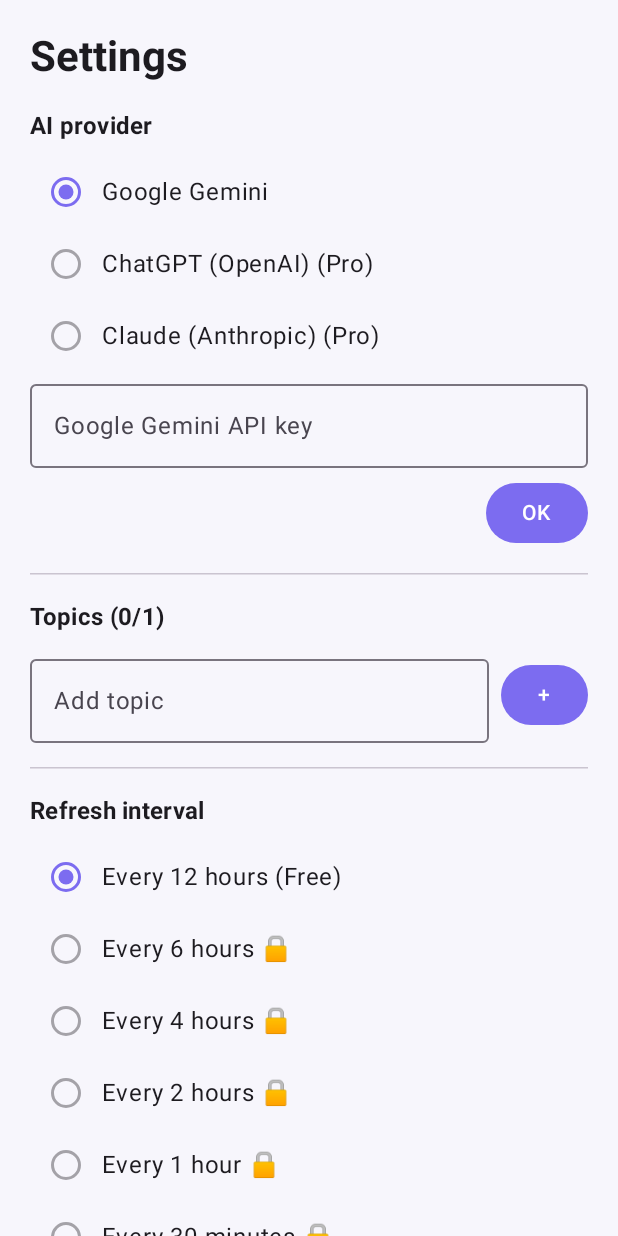
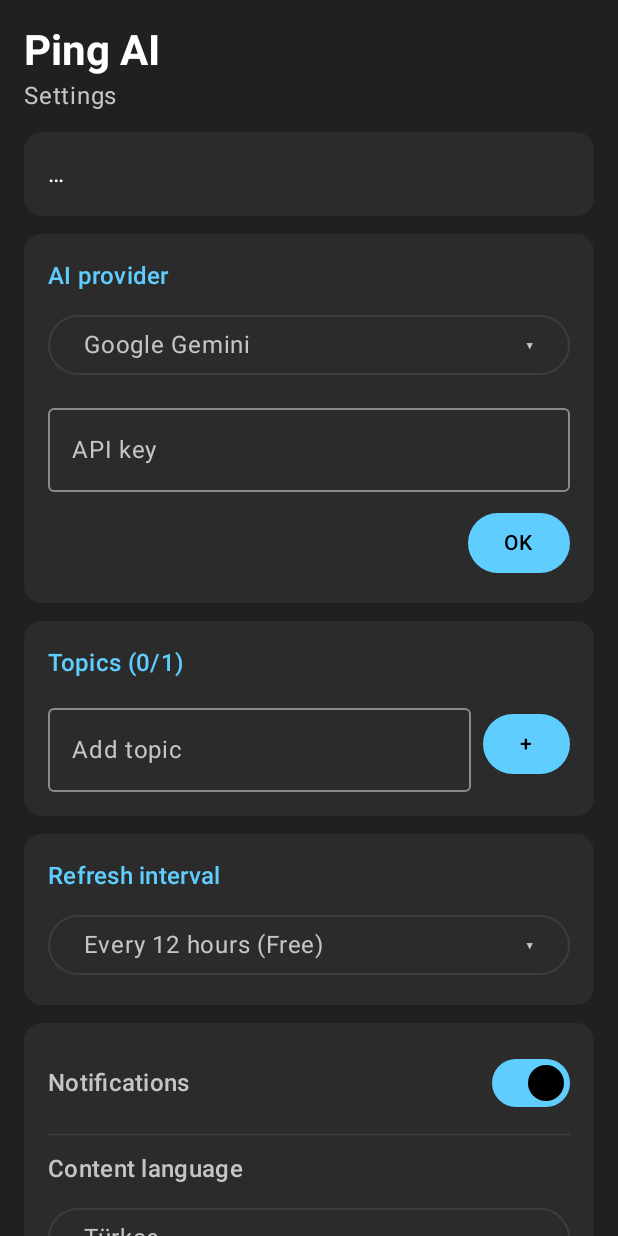
Before and after one commit to CptPureBlood/Communityworks, an Android app built with Jetpack Compose: the composable SettingsScreen shown on its own in the app's theme, on a phone screen of 412 x 824 dp. Run offline under Robolectric (Android 15) with nearby library versions, the phone set to English and light mode, and no system bars; libraries missing offline, so code that uses them is left out: androidx.glance, androidx.glance.appwidget; 2 statements that could not run were skipped.

Commit message:
Windows dark theme, responsive widget with settings button, Gemini 429/503 handling
Co-Authored-By: Claude Sonnet 5.5 <noreply@anthropic.com>
Claude-Session: https://claude.ai/code/session_01813P9GMjTTTM5dNVrDKaYf

```diff
--- a/app/src/main/java/com/pingai/app/ui/settings/SettingsScreen.kt
+++ b/app/src/main/java/com/pingai/app/ui/settings/SettingsScreen.kt
@@ -2,6 +2,7 @@ package com.pingai.app.ui.settings
 
 import androidx.compose.foundation.layout.*
 import androidx.compose.foundation.rememberScrollState
+import androidx.compose.foundation.shape.RoundedCornerShape
 import androidx.compose.foundation.verticalScroll
 import androidx.compose.material.icons.Icons
 import androidx.compose.material.icons.filled.Delete
@@ -24,7 +25,6 @@ private const val MAX_TOPICS_PRO = 3
 // Basit yerel Pro açma kodu (gerçek ödeme sistemi değil). İstersen değiştir.
 private const val PRO_UNLOCK_CODE = "PINGAI-PRO"
 
-@OptIn(ExperimentalMaterial3Api::class)
 @Composable
 fun SettingsScreen() {
     val context = LocalContext.current
@@ -47,62 +47,85 @@ fun SettingsScreen() {
     LaunchedEffect(provider) { apiKeyInput = keyStore.getKey(provider) ?: "" }
 
     val maxTopics = if (isPro) MAX_TOPICS_PRO else MAX_TOPICS_FREE
+    val activeTopic = topics.firstOrNull { it.id == activeTopicId } ?: topics.firstOrNull()
+
+    val intervalOptions = listOf(
+        RefreshInterval.H12 to R.string.interval_12h,
+        RefreshInterval.H6 to R.string.interval_6h,
+        RefreshInterval.H4 to R.string.interval_4h,
+        RefreshInterval.H2 to R.string.interval_2h,
+        RefreshInterval.H1 to R.string.interval_1h,
+        RefreshInterval.M30 to R.string.interval_30m,
+        RefreshInterval.M15 to R.string.interval_15m,
+        RefreshInterval.M10 to R.string.interval_10m
+    )
 
     Column(
         modifier = Modifier
             .fillMaxSize()
             .verticalScroll(rememberScrollState())
-            .padding(20.dp)
+            .statusBarsPadding()
+            .padding(16.dp),
+        verticalArrangement = Arrangement.spacedBy(12.dp)
     ) {
-        Text(s(R.string.settings_title), style = MaterialTheme.typography.headlineMedium, fontWeight = FontWeight.Bold)
-        Spacer(Modifier.height(16.dp))
+        Column {
+            Text("Ping AI", style = MaterialTheme.typography.headlineMedium, fontWeight = FontWeight.Bold)
+            Text(
+                s(R.string.settings_title),
+                style = MaterialTheme.typography.bodyLarge,
+                color = MaterialTheme.colorScheme.onSurfaceVariant
+            )
+        }
 
-        Section(s(R.string.settings_provider))
-        AiProvider.entries.forEach { p ->
-            Row(verticalAlignment = Alignment.CenterVertically) {
-                RadioButton(
-                    selected = provider == p,
-                    enabled = isPro || p == AiProvider.GEMINI,
-                    onClick = { scope.launch { prefs.setProvider(p) } }
+        // Durum: son bilgi veya hata
+        SectionCard(title = activeTopic?.name) {
+            val info = activeTopic?.shortInfo.orEmpty().ifBlank { "…" }
+            Text(
+                info,
+                style = MaterialTheme.typography.bodyLarge,
+                color = if (info.startsWith("⚠")) MaterialTheme.colorScheme.error
+                else MaterialTheme.colorScheme.onSurface
             )
-                Text(p.displayLabel + if (!isPro && p != AiProvider.GEMINI) " (Pro)" else "")
+            if (activeTopic != null) {
+                Button(
+                    onClick = { WorkScheduler.runNow(context) },
+                    modifier = Modifier.fillMaxWidth()
+                ) { Text(s(R.string.settings_manual_refresh)) }
             }
         }
+
+        // Sağlayıcı ve API anahtarı
+        SectionCard(title = s(R.string.settings_provider)) {
+            Picker(
+                valueText = provider.displayLabel,
+                options = AiProvider.entries.map { p ->
+                    Triple(p, p.displayLabel + if (!isPro && p != AiProvider.GEMINI) " 🔒" else "",
+                        isPro || p == AiProvider.GEMINI)
+                },
+                onPick = { p -> scope.launch { prefs.setProvider(p) } }
+            )
             OutlinedTextField(
                 value = apiKeyInput,
                 onValueChange = { apiKeyInput = it },
-            label = { Text("${provider.displayLabel} API key") },
+                label = { Text("API key") },
                 singleLine = true,
                 modifier = Modifier.fillMaxWidth()
             )
             Button(
                 onClick = { keyStore.setKey(provider, apiKeyInput) },
-            modifier = Modifier.align(Alignment.End).padding(top = 6.dp)
+                modifier = Modifier.align(Alignment.End)
             ) { Text("OK") }
+        }
 
-        HorizontalDivider(Modifier.padding(vertical = 16.dp))
-
-        Section("${s(R.string.settings_topics)} (${topics.size}/$maxTopics)")
-        // Durum satırı: son bilgi veya hata mesajı burada görünür.
-        val activeTopic = topics.firstOrNull { it.id == activeTopicId } ?: topics.firstOrNull()
-        if (activeTopic != null) {
-            Text(
-                activeTopic.shortInfo.ifBlank { "…" },
-                style = MaterialTheme.typography.bodySmall,
-                color = MaterialTheme.colorScheme.primary
-            )
-            OutlinedButton(
-                onClick = { WorkScheduler.runNow(context) },
-                modifier = Modifier.fillMaxWidth().padding(vertical = 6.dp)
-            ) { Text(s(R.string.settings_manual_refresh)) }
-        }
+        // Konular
+        SectionCard(title = "${s(R.string.settings_topics)} (${topics.size}/$maxTopics)") {
             topics.forEach { topic ->
                 Row(verticalAlignment = Alignment.CenterVertically, modifier = Modifier.fillMaxWidth()) {
                     RadioButton(
                         selected = topic.id == activeTopicId,
                         onClick = { scope.launch { prefs.setActiveTopicId(topic.id) } }
                     )
-                Text(topic.name, modifier = Modifier.weight(1f))
+                    Text(topic.name, style = MaterialTheme.typography.bodyLarge, modifier = Modifier.weight(1f))
                     IconButton(
                         enabled = topics.size > 1,
                         onClick = {
@@ -138,72 +161,63 @@ fun SettingsScreen() {
                     }) { Text("+") }
                 }
             }
+        }
 
-        HorizontalDivider(Modifier.padding(vertical = 16.dp))
-
-        Section(s(R.string.settings_refresh_interval))
-        listOf(
-            RefreshInterval.H12 to R.string.interval_12h,
-            RefreshInterval.H6 to R.string.interval_6h,
-            RefreshInterval.H4 to R.string.interval_4h,
-            RefreshInterval.H2 to R.string.interval_2h,
-            RefreshInterval.H1 to R.string.interval_1h,
-            RefreshInterval.M30 to R.string.interval_30m,
-            RefreshInterval.M15 to R.string.interval_15m,
-            RefreshInterval.M10 to R.string.interval_10m
-        ).forEach { (interval, label) ->
-            Row(verticalAlignment = Alignment.CenterVertically) {
-                RadioButton(
-                    selected = intervalMin == interval.minutes,
-                    enabled = isPro || !interval.isPro,
-                    onClick = {
+        // Yenilenme sıklığı
+        SectionCard(title = s(R.string.settings_refresh_interval)) {
+            val current = intervalOptions.firstOrNull { it.first.minutes == intervalMin } ?: intervalOptions.first()
+            Picker(
+                valueText = s(current.second),
+                options = intervalOptions.map { (interval, label) ->
+                    Triple(interval, s(label) + if (!isPro && interval.isPro) " 🔒" else "", isPro || !interval.isPro)
+                },
+                onPick = { interval ->
                     scope.launch {
                         prefs.setRefreshIntervalMinutes(interval.minutes)
                         WorkScheduler.scheduleNext(context, interval.minutes)
                     }
                 }
             )
-                Text(s(label) + if (!isPro && interval.isPro) " 🔒" else "")
-            }
-        }
-        if (isPro) {
-            Spacer(Modifier.height(8.dp))
-            Button(onClick = { WorkScheduler.runNow(context) }, modifier = Modifier.fillMaxWidth()) {
-                Text(s(R.string.settings_manual_refresh))
-            }
         }
 
-        HorizontalDivider(Modifier.padding(vertical = 16.dp))
-
+        // Bildirim ve içerik dili
+        SectionCard(title = null) {
             Row(verticalAlignment = Alignment.CenterVertically, modifier = Modifier.fillMaxWidth()) {
-            Text(s(R.string.settings_notifications), modifier = Modifier.weight(1f))
+                Text(
+                    s(R.string.settings_notifications),
+                    style = MaterialTheme.typography.titleMedium,
+                    modifier = Modifier.weight(1f)
+                )
                 Switch(
                     checked = notificationsEnabled,
                     onCheckedChange = { scope.launch { prefs.setNotificationsEnabled(it) } }
                 )
             }
-
-        HorizontalDivider(Modifier.padding(vertical = 16.dp))
-
-        Section(s(R.string.settings_content_language))
-        CONTENT_LANGUAGES.forEach { (code, label) ->
-            Row(verticalAlignment = Alignment.CenterVertically) {
-                RadioButton(
-                    selected = contentLanguage == code,
-                    onClick = { scope.launch { prefs.setContentLanguage(code) } }
+            HorizontalDivider(color = MaterialTheme.colorScheme.outlineVariant)
+            Text(
+                s(R.string.settings_content_language),
+                style = MaterialTheme.typography.titleMedium
             )
-                Text(label)
-            }
+            val langLabel = CONTENT_LANGUAGES.firstOrNull { it.first == contentLanguage }?.second
+                ?: CONTENT_LANGUAGES.first().second
+            Picker(
+                valueText = langLabel,
+                options = CONTENT_LANGUAGES.map { Triple(it.first, it.second, true) },
+                onPick = { code -> scope.launch { prefs.setContentLanguage(code) } }
+            )
         }
 
-        HorizontalDivider(Modifier.padding(vertical = 16.dp))
-
+        // Pro
+        SectionCard(title = if (isPro) null else s(R.string.settings_pro)) {
             if (isPro) {
-            Text("✓ " + s(R.string.settings_pro_active), color = MaterialTheme.colorScheme.primary, fontWeight = FontWeight.Bold)
+                Text(
+                    "✓ " + s(R.string.settings_pro_active),
+                    style = MaterialTheme.typography.titleMedium,
+                    color = MaterialTheme.colorScheme.primary,
+                    fontWeight = FontWeight.Bold
+                )
             } else {
-            Section(s(R.string.settings_pro))
-            Text(s(R.string.pro_upgrade_body))
-            Spacer(Modifier.height(8.dp))
+                Text(s(R.string.pro_upgrade_body), style = MaterialTheme.typography.bodyLarge)
                 Row(verticalAlignment = Alignment.CenterVertically) {
                     OutlinedTextField(
                         value = proCode,
@@ -218,12 +232,63 @@ fun SettingsScreen() {
                     }) { Text("OK") }
                 }
             }
-        Spacer(Modifier.height(40.dp))
+        }
+
+        Spacer(Modifier.height(24.dp))
     }
 }
 
 @Composable
-private fun Section(text: String) {
-    Text(text, style = MaterialTheme.typography.titleMedium, fontWeight = FontWeight.Bold)
-    Spacer(Modifier.height(8.dp))
+private fun SectionCard(title: String?, content: @Composable ColumnScope.() -> Unit) {
+    Card(
+        colors = CardDefaults.cardColors(containerColor = MaterialTheme.colorScheme.surfaceVariant),
+        shape = RoundedCornerShape(12.dp),
+        modifier = Modifier.fillMaxWidth()
+    ) {
+        Column(
+            modifier = Modifier.padding(16.dp),
+            verticalArrangement = Arrangement.spacedBy(10.dp)
+        ) {
+            if (title != null) {
+                Text(
+                    title,
+                    style = MaterialTheme.typography.titleMedium,
+                    fontWeight = FontWeight.SemiBold,
+                    color = MaterialTheme.colorScheme.primary
+                )
             }
+            content()
+        }
+    }
+}
+
+/** Açılır liste: (değer, görünen metin, seçilebilir mi) */
+@Composable
+private fun <T> Picker(
+    valueText: String,
+    options: List<Triple<T, String, Boolean>>,
+    onPick: (T) -> Unit
+) {
+    var open by remember { mutableStateOf(false) }
+    Box(modifier = Modifier.fillMaxWidth()) {
+        OutlinedButton(
+            onClick = { open = true },
+            modifier = Modifier.fillMaxWidth()
+        ) {
+            Text(valueText, modifier = Modifier.weight(1f), style = MaterialTheme.typography.bodyLarge)
+            Text("▾")
+        }
+        DropdownMenu(expanded = open, onDismissRequest = { open = false }) {
+            options.forEach { (key, text, enabled) ->
+                DropdownMenuItem(
+                    text = { Text(text, style = MaterialTheme.typography.bodyLarge) },
+                    enabled = enabled,
+                    onClick = {
+                        open = false
+                        onPick(key)
+                    }
+                )
+            }
+        }
+    }
+}
--- a/app/src/main/res/drawable/ic_launcher_background.xml
+++ b/app/src/main/res/drawable/ic_launcher_background.xml
@@ -1,5 +1,5 @@
 <vector xmlns:android="http://schemas.android.com/apk/res/android"
     android:width="108dp" android:height="108dp"
     android:viewportWidth="108" android:viewportHeight="108">
-    <path android:fillColor="#1E1B2E" android:pathData="M0,0h108v108h-108z"/>
+    <path android:fillColor="#202020" android:pathData="M0,0h108v108h-108z"/>
 </vector>
--- a/app/src/main/res/drawable/ic_launcher_foreground.xml
+++ b/app/src/main/res/drawable/ic_launcher_foreground.xml
@@ -1,6 +1,6 @@
 <vector xmlns:android="http://schemas.android.com/apk/res/android"
     android:width="108dp" android:height="108dp"
     android:viewportWidth="108" android:viewportHeight="108">
-    <path android:fillColor="#7C6CF0"
+    <path android:fillColor="#60CDFF"
         android:pathData="M54,24c-12.15,0 -22,9.85 -22,22c0,16.5 22,38 22,38s22,-21.5 22,-38C76,33.85 66.15,24 54,24zM54,53c-3.87,0 -7,-3.13 -7,-7s3.13,-7 7,-7s7,3.13 7,7S57.87,53 54,53z"/>
 </vector>
--- /dev/null
+++ b/app/src/main/res/drawable/ic_refresh.xml
@@ -0,0 +1,6 @@
+<vector xmlns:android="http://schemas.android.com/apk/res/android"
+    android:width="24dp" android:height="24dp"
+    android:viewportWidth="24" android:viewportHeight="24">
+    <path android:fillColor="#FFFFFFFF"
+        android:pathData="M17.65,6.35C16.2,4.9 14.21,4 12,4c-4.42,0 -7.99,3.58 -7.99,8s3.57,8 7.99,8c3.73,0 6.84,-2.55 7.73,-6h-2.08c-0.82,2.33 -3.04,4 -5.65,4 -3.31,0 -6,-2.69 -6,-6s2.69,-6 6,-6c1.66,0 3.14,0.69 4.22,1.78L13,11h7V4l-2.35,2.35z"/>
+</vector>
--- /dev/null
+++ b/app/src/main/res/drawable/ic_settings.xml
@@ -0,0 +1,6 @@
+<vector xmlns:android="http://schemas.android.com/apk/res/android"
+    android:width="24dp" android:height="24dp"
+    android:viewportWidth="24" android:viewportHeight="24">
+    <path android:fillColor="#FFFFFFFF"
+        android:pathData="M19.14,12.94c0.04,-0.3 0.06,-0.61 0.06,-0.94c0,-0.32 -0.02,-0.64 -0.07,-0.94l2.03,-1.58c0.18,-0.14 0.23,-0.41 0.12,-0.61l-1.92,-3.32c-0.12,-0.22 -0.37,-0.29 -0.59,-0.22l-2.39,0.96c-0.5,-0.38 -1.03,-0.7 -1.62,-0.94L14.4,2.81c-0.04,-0.24 -0.24,-0.41 -0.48,-0.41h-3.84c-0.24,0 -0.43,0.17 -0.47,0.41L9.25,5.35C8.66,5.59 8.12,5.92 7.63,6.29L5.24,5.33c-0.22,-0.08 -0.47,0 -0.59,0.22L2.74,8.87C2.62,9.08 2.66,9.34 2.86,9.48l2.03,1.58C4.84,11.36 4.8,11.69 4.8,12s0.02,0.64 0.07,0.94l-2.03,1.58c-0.18,0.14 -0.23,0.41 -0.12,0.61l1.92,3.32c0.12,0.22 0.37,0.29 0.59,0.22l2.39,-0.96c0.5,0.38 1.03,0.7 1.62,0.94l0.36,2.54c0.05,0.24 0.24,0.41 0.48,0.41h3.84c0.24,0 0.44,-0.17 0.47,-0.41l0.36,-2.54c0.59,-0.24 1.13,-0.56 1.62,-0.94l2.39,0.96c0.22,0.08 0.47,0 0.59,-0.22l1.92,-3.32c0.12,-0.22 0.07,-0.47 -0.12,-0.61L19.14,12.94zM12,15.6c-1.98,0 -3.6,-1.62 -3.6,-3.6s1.62,-3.6 3.6,-3.6s3.6,1.62 3.6,3.6S13.98,15.6 12,15.6z"/>
+</vector>
--- a/app/src/main/res/values/colors.xml
+++ b/app/src/main/res/values/colors.xml
@@ -1,5 +1,5 @@
 <resources>
-    <color name="widget_background">#1E1B2E</color>
+    <color name="widget_background">#202020</color>
     <color name="widget_text_primary">#FFFFFF</color>
-    <color name="widget_text_secondary">#B8B3D6</color>
+    <color name="widget_text_secondary">#C5C5C5</color>
 </resources>
--- a/app/src/main/res/values/strings.xml
+++ b/app/src/main/res/values/strings.xml
@@ -39,6 +39,7 @@
     <string name="widget_loading">Fetching your tip…</string>
     <string name="widget_error">Couldn\'t fetch a tip. Check your API key.</string>
     <string name="widget_no_topic">Tap to set a topic</string>
+    <string name="widget_refresh">Refresh</string>
     <string name="notification_channel_name">Ping AI Tips</string>
     <string name="notification_title">New tip: %1$s</string>
     <string name="detail_loading">Getting the detailed explanation…</string>
--- a/app/src/main/res/values/themes.xml
+++ b/app/src/main/res/values/themes.xml
@@ -1,3 +1,7 @@
 <resources>
-    <style name="Theme.PingAI" parent="android:Theme.Material.Light.NoActionBar" />
+    <style name="Theme.PingAI" parent="android:Theme.Material.NoActionBar">
+        <item name="android:windowBackground">#202020</item>
+        <item name="android:statusBarColor">#202020</item>
+        <item name="android:navigationBarColor">#202020</item>
+    </style>
 </resources>
```
Also changed, not shown: app/src/main/java/com/pingai/app/network/GeminiClient.kt (+30 -5 lines), app/src/main/java/com/pingai/app/ui/theme/Theme.kt (+24 -12 lines), app/src/main/java/com/pingai/app/widget/PingWidget.kt (+105 -45 lines), app/src/main/res/xml/ping_widget_info.xml (+6 -4 lines), 1 other file. Lines whose indentation alone changed are shown as unchanged.
